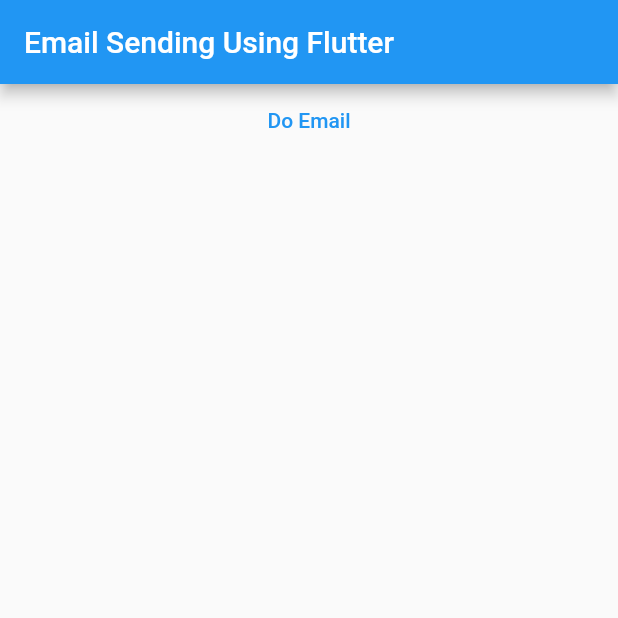
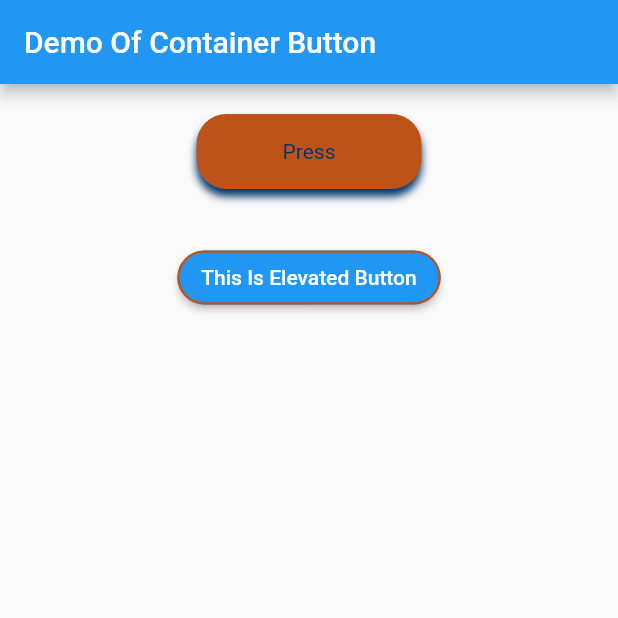
Before and after one commit to TejasLearningGithub/Temp_Repo, a Flutter app: the screen it shows after launch, on a phone screen of 412 x 824 dp, the top half of it. Run offline on Flutter 3.47's test engine with Material 2 defaults, Android fonts, the phone set to English and light mode, and no system bars; our stand-ins replace fluttertoast; missing offline and left inert: flutter_email_sender.

Commit message:
Common Widges

```diff
--- /dev/null
+++ b/lib/common_widgets/container/common_button.dart
@@ -0,0 +1,37 @@
+import 'package:flutter/material.dart';
+import 'package:my_page_view/common_widgets/theme/theme_constant.dart';
+
+class CommonButton extends StatelessWidget {
+  const CommonButton({super.key});
+
+  @override
+  Widget build(BuildContext context) {
+    return Container(
+      width: 150,
+      height: 50,
+      decoration: BoxDecoration(
+        color: AppColors.darkOrange,
+        shape: BoxShape.rectangle,
+        borderRadius: BorderRadius.circular(20),
+        boxShadow: const [
+          BoxShadow(
+            color: AppColors.darkBlue,
+            blurRadius: 4,
+            offset: Offset(0, 5),
+          ),
+        ],
+      ),
+      child: Center(
+        child: Column(
+          mainAxisSize: MainAxisSize.min,
+          children: const [
+            Text(
+              'Press',
+              style: TextStyle(color: AppColors.darkBlue),
+            ),
+          ],
+        ),
+      ),
+    );
+  }
+}
--- /dev/null
+++ b/lib/common_widgets/container/container_common_screen.dart
@@ -0,0 +1,49 @@
+import 'package:flutter/material.dart';
+import 'package:my_page_view/common_widgets/container/common_button.dart';
+import 'package:my_page_view/common_widgets/container/scaffold_widget.dart';
+import 'package:my_page_view/common_widgets/theme/theme_constant.dart';
+
+class CommonContainerScreen extends StatelessWidget {
+  const CommonContainerScreen({super.key});
+
+  @override
+  Widget build(BuildContext context) {
+    return Scaffold(
+      appBar: AppBar(
+        title: const Text('Demo Of Container Button'),
+      ),
+      body: Center(
+        child: Padding(
+          padding: const EdgeInsets.only(
+            top: 20,
+          ),
+          child: Column(
+            children: [
+              GestureDetector(
+                  onTap: () {
+                    showMessage(context, 'Gesture Detector - For Click');
+                  },
+                  child: const CommonButton()),
+              const SizedBox(
+                height: 35,
+              ),
+              ElevatedButton(
+                onPressed: () {
+                  showMessage(context, 'Click - Elevated Button');
+                },
+                style: ElevatedButton.styleFrom(
+                    shape: RoundedRectangleBorder(
+                        side: const BorderSide(
+                          color: AppColors.darkOrange,
+                          width: 1.5,
+                        ),
+                        borderRadius: BorderRadiusDirectional.circular(25))),
+                child: const Text('This Is Elevated Button'),
+              )
+            ],
+          ),
+        ),
+      ),
+    );
+  }
+}
--- /dev/null
+++ b/lib/common_widgets/theme/theme_constant.dart
@@ -0,0 +1,14 @@
+import 'package:flutter/material.dart';
+
+class AppColors {
+  static const darkBlue = Color(0xFF00356B);
+  static const darkOrange = Color(0xFFBD5319);
+  static const darkGreen = Color(0xFF5F712D);
+  static const darkGrey = Color(0xFF4A4A4A);
+  static const lightGrey = Color(0xFF978D85);
+  static const lightblue = Color(0xFFCCDCEC);
+  static const offWhite = Color(0xFFDDDDDD);
+  static const white = Color(0xFFF9F9F9);
+  static const black = Color(0xFFFFFFFF);
+  static const red = Color.fromARGB(255, 247, 67, 54);
+}
--- a/lib/main.dart
+++ b/lib/main.dart
@@ -1,5 +1,6 @@
 import 'package:flutter/material.dart';
-import 'package:my_page_view/email_plugin/ex_second.dart';
+import 'package:my_page_view/common_widgets/container/container_common_screen.dart';
+import 'package:my_page_view/common_widgets/listview/use_list_view.dart';
 
 void main() {
   runApp(const MyApp());
@@ -7,25 +8,15 @@
 
 class MyApp extends StatelessWidget {
   const MyApp({super.key});
-
   // This widget is the root of your application.
   @override
   Widget build(BuildContext context) {
     return MaterialApp(
       title: 'Flutter Demo',
       theme: ThemeData(
-        // This is the theme of your application.
-        //
-        // Try running your application with "flutter run". You'll see the
-        // application has a blue toolbar. Then, without quitting the app, try
-        // changing the primarySwatch below to Colors.green and then invoke
-        // "hot reload" (press "r" in the console where you ran "flutter run",
-        // or simply save your changes to "hot reload" in a Flutter IDE).
-        // Notice that the counter didn't reset back to zero; the application
-        // is not restarted.
         primarySwatch: Colors.blue,
       ),
-      home: const ExSecond(),
+      home: const CommonContainerScreen(),
     );
   }
 }
```
Also changed, not shown: lib/common_widgets/common_text_form_field.dart (added, +74 -0 lines), lib/common_widgets/container/scaffold_widget.dart (added, +9 -0 lines), lib/common_widgets/listview/tile/list_second_tile.dart (added, +109 -0 lines), lib/common_widgets/listview/tile/list_tile.dart (added, +39 -0 lines), lib/common_widgets/listview/use_list_view.dart (added, +25 -0 lines), lib/common_widgets/screen_widgets.dart (added, +56 -0 lines), lib/common_widgets/theme/app_theme.dart (added, +44 -0 lines), lib/common_widgets/container/elevated_button.dart (added).
